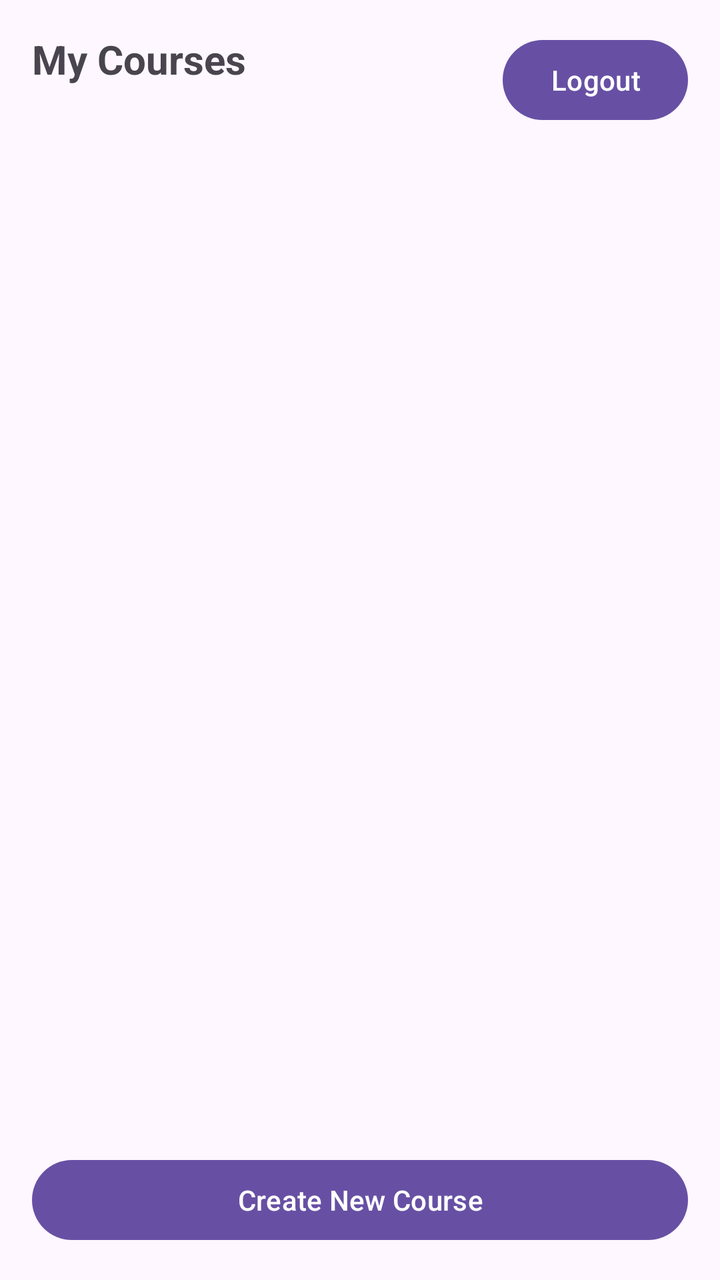
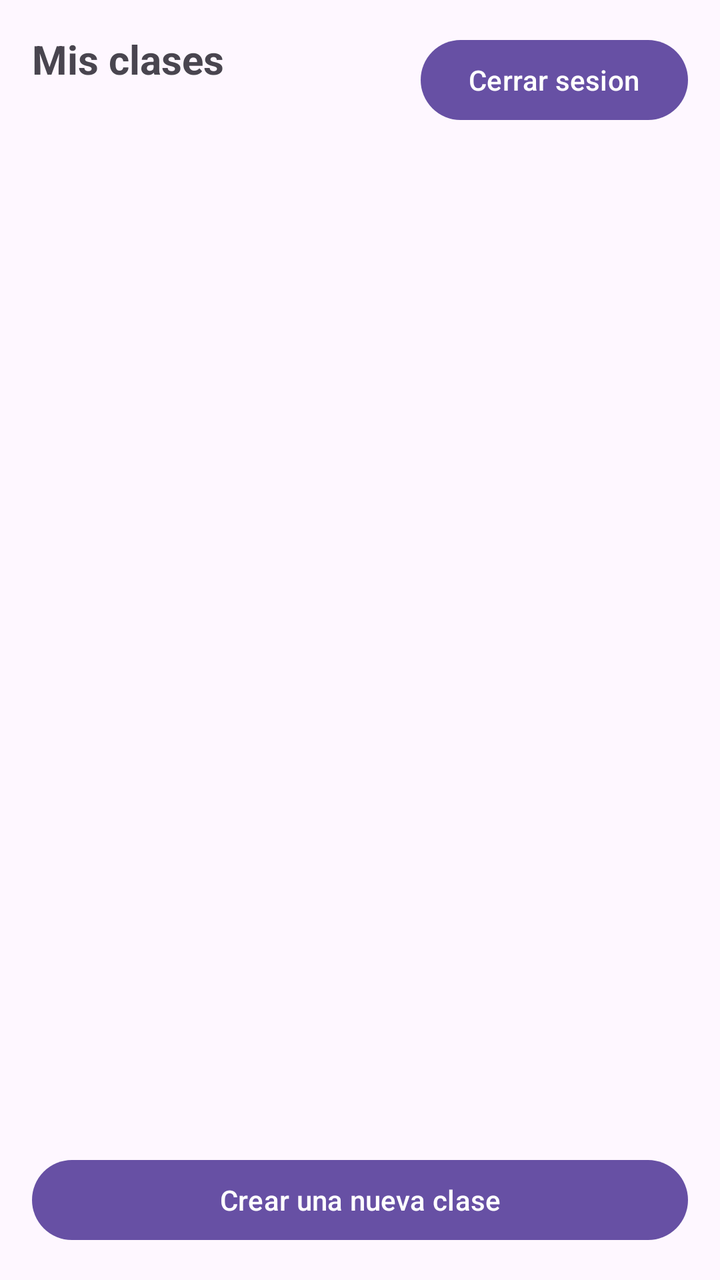

Before-and-after screenshots of an Android layout around one commit, followed by the original layout XML and the change that was made.
<!-- AndroidManifest.xml: application theme Theme.RegistroAsistencia -->
<!-- res/layout/activity_teacher.xml -->
<?xml version="1.0" encoding="utf-8"?>
<androidx.constraintlayout.widget.ConstraintLayout xmlns:android="http://schemas.android.com/apk/res/android"
    xmlns:app="http://schemas.android.com/apk/res-auto"
    android:layout_width="match_parent"
    android:layout_height="match_parent"
    android:padding="16dp">

    <TextView
        android:id="@+id/tvTeacherTitle"
        android:layout_width="wrap_content"
        android:layout_height="wrap_content"
        android:text="My Courses"
        android:textSize="20sp"
        android:textStyle="bold"
        app:layout_constraintTop_toTopOf="parent"
        app:layout_constraintStart_toStartOf="parent"/>

    <Button
        android:id="@+id/btnLogoutTeacher"
        android:layout_width="wrap_content"
        android:layout_height="wrap_content"
        android:text="Logout"
        app:layout_constraintTop_toTopOf="parent"
        app:layout_constraintEnd_toEndOf="parent"/>

    <androidx.recyclerview.widget.RecyclerView
        android:id="@+id/rvCoursesTeacher"
        android:layout_width="0dp"
        android:layout_height="0dp"
        android:layout_marginTop="16dp"
        app:layout_constraintTop_toBottomOf="@id/tvTeacherTitle"
        app:layout_constraintBottom_toTopOf="@id/btnCreateCourse"
        app:layout_constraintStart_toStartOf="parent"
        app:layout_constraintEnd_toEndOf="parent"/>

    <Button
        android:id="@+id/btnCreateCourse"
        android:layout_width="match_parent"
        android:layout_height="wrap_content"
        android:text="Create New Course"
        app:layout_constraintBottom_toBottomOf="parent"/>

</androidx.constraintlayout.widget.ConstraintLayout>
<!-- resources referenced by this layout -->
<resources>
  <style name="Theme.RegistroAsistencia" parent="Base.Theme.RegistroAsistencia" />
  <style name="Base.Theme.RegistroAsistencia" parent="Theme.Material3.DayNight.NoActionBar">
          
          
      </style>
</resources>

<!-- the commit's change to res/layout/activity_teacher.xml (unified diff, before → after) -->
@@ -1,6 +1,7 @@
 <?xml version="1.0" encoding="utf-8"?>
 <androidx.constraintlayout.widget.ConstraintLayout xmlns:android="http://schemas.android.com/apk/res/android"
     xmlns:app="http://schemas.android.com/apk/res-auto"
+    xmlns:tools="http://schemas.android.com/tools"
     android:layout_width="match_parent"
     android:layout_height="match_parent"
     android:padding="16dp">
@@ -9,19 +10,19 @@
         android:id="@+id/tvTeacherTitle"
         android:layout_width="wrap_content"
         android:layout_height="wrap_content"
-        android:text="My Courses"
+        android:text="Mis clases"
         android:textSize="20sp"
         android:textStyle="bold"
-        app:layout_constraintTop_toTopOf="parent"
-        app:layout_constraintStart_toStartOf="parent"/>
+        app:layout_constraintStart_toStartOf="parent"
+        app:layout_constraintTop_toTopOf="parent" />
 
     <Button
         android:id="@+id/btnLogoutTeacher"
         android:layout_width="wrap_content"
         android:layout_height="wrap_content"
-        android:text="Logout"
-        app:layout_constraintTop_toTopOf="parent"
-        app:layout_constraintEnd_toEndOf="parent"/>
+        android:text="Cerrar sesion"
+        app:layout_constraintEnd_toEndOf="parent"
+        app:layout_constraintTop_toTopOf="parent" />
 
     <androidx.recyclerview.widget.RecyclerView
         android:id="@+id/rvCoursesTeacher"
@@ -37,7 +38,8 @@
         android:id="@+id/btnCreateCourse"
         android:layout_width="match_parent"
         android:layout_height="wrap_content"
-        android:text="Create New Course"
-        app:layout_constraintBottom_toBottomOf="parent"/>
+        android:text="Crear una nueva clase"
+        app:layout_constraintBottom_toBottomOf="parent"
+        tools:layout_editor_absoluteX="16dp" />
 
 </androidx.constraintlayout.widget.ConstraintLayout>
